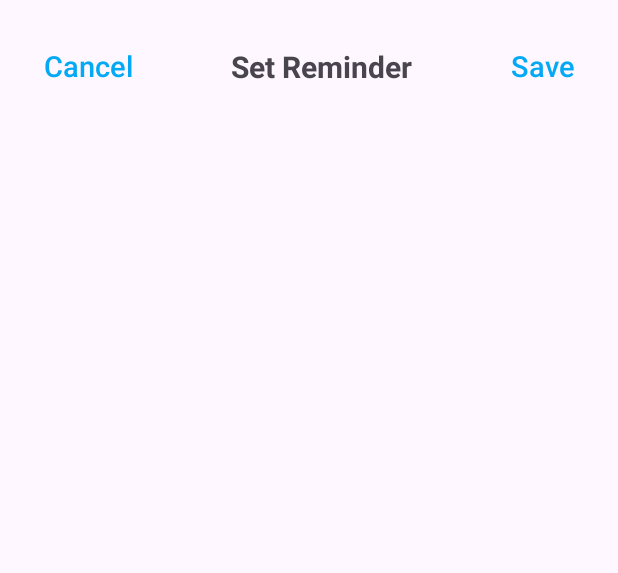
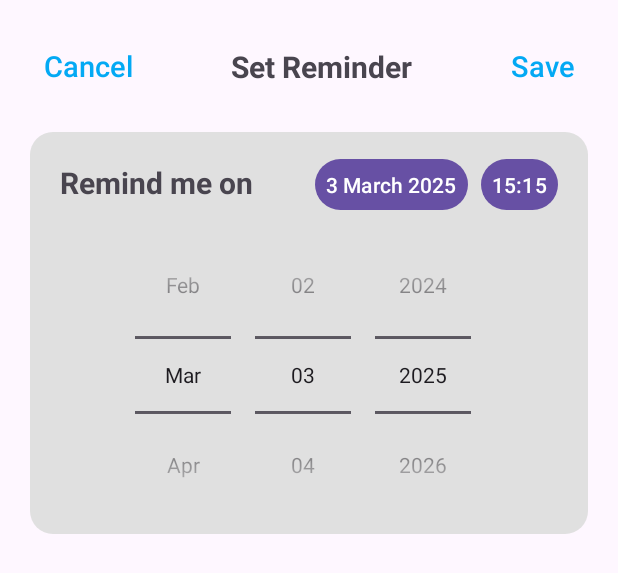
Before and after one commit to Phadoo/todo-list-android, an Android app: the layout add_time.xml on its own in the app's theme, with its tools: preview values and no code run, on a phone screen of 412 x 824 dp. Shown: the top 573 px of the screen. Run offline under Robolectric (Android 15) with nearby library versions, the phone set to English and light mode, and no system bars.

Commit message:
AddTime layout and class

```diff
--- a/app/src/main/java/com/example/to_dolist/AddNewTask.java
+++ b/app/src/main/java/com/example/to_dolist/AddNewTask.java
@@ -122,7 +122,7 @@ public class AddNewTask extends BottomSheetDialogFragment {
         mDeleteButton.setOnClickListener(v -> deleteTask(finalTaskId));
 
         // TODO: Add Time Button
-//        mTimeButton.setOnClickListener(v -> AddTime.newInstance().show(requireActivity().getSupportFragmentManager(), AddTime.TAG));
+        mTimeButton.setOnClickListener(v -> AddTime.newInstance().show(requireActivity().getSupportFragmentManager(), AddTime.TAG));
     }
 
     private void deleteTask(final int position) { // Delete Task
--- /dev/null
+++ b/app/src/main/java/com/example/to_dolist/AddTime.java
@@ -0,0 +1,70 @@
+package com.example.to_dolist;
+
+import android.app.Dialog;
+import android.content.DialogInterface;
+import android.os.Bundle;
+import android.view.LayoutInflater;
+import android.view.View;
+import android.view.ViewGroup;
+
+import androidx.annotation.NonNull;
+import androidx.annotation.Nullable;
+
+import com.google.android.material.bottomsheet.BottomSheetBehavior;
+import com.google.android.material.bottomsheet.BottomSheetDialog;
+import com.google.android.material.bottomsheet.BottomSheetDialogFragment;
+
+public class AddTime extends BottomSheetDialogFragment {
+
+    // Constants for passing data between fragments
+    public static final String TAG = "AddTime";
+
+    public static AddTime newInstance() { return new AddTime(); }
+
+    @Override
+    public void onStart() {
+        super.onStart();
+    }
+
+    @NonNull
+    @Override
+    public Dialog onCreateDialog(@Nullable Bundle savedInstanceState) {
+        BottomSheetDialog dialog = (BottomSheetDialog) super.onCreateDialog(savedInstanceState);
+
+        dialog.setOnShowListener(dialogInterface -> {
+            BottomSheetDialog bottomSheetDialog = (BottomSheetDialog) dialogInterface;
+            View bottomSheet = bottomSheetDialog.findViewById(com.google.android.material.R.id.design_bottom_sheet);
+            if (bottomSheet != null) {
+                ViewGroup.LayoutParams layoutParams = bottomSheet.getLayoutParams();
+                layoutParams.height = ViewGroup.LayoutParams.MATCH_PARENT;
+                bottomSheet.setLayoutParams(layoutParams);
+
+                BottomSheetBehavior<View> behavior = BottomSheetBehavior.from(bottomSheet);
+                behavior.setState(BottomSheetBehavior.STATE_EXPANDED);
+                behavior.setSkipCollapsed(true);
+                behavior.setDraggable(true); // Optional: prevent dragging
+            }
+        });
+
+        return dialog;
+    }
+
+    @Nullable
+    @Override
+    public View onCreateView(@NonNull LayoutInflater inflater, @Nullable ViewGroup container, @Nullable Bundle savedInstanceState) {
+        return inflater.inflate(R.layout.add_time, container, false);
+    }
+
+    @Override
+    public void onViewCreated(@NonNull View view, @Nullable Bundle savedInstanceState) {
+        super.onViewCreated(view, savedInstanceState);
+
+        // Logic here
+
+    }
+
+    @Override
+    public void onDismiss(@NonNull DialogInterface dialog) {
+        super.onDismiss(dialog);
+    }
+}
--- /dev/null
+++ b/app/src/main/res/drawable/add_time_background.xml
@@ -0,0 +1,5 @@
+<?xml version="1.0" encoding="utf-8"?>
+<shape xmlns:android="http://schemas.android.com/apk/res/android" android:shape="rectangle">
+    <solid android:color="#E0E0E0"/>
+    <corners android:radius="15dp"/>
+</shape>
--- a/app/src/main/res/layout/add_time.xml
+++ b/app/src/main/res/layout/add_time.xml
@@ -43,6 +43,87 @@
             android:layout_marginTop="20dp"
             style="@style/ButtonStyle"/>
 
+        <androidx.constraintlayout.widget.ConstraintLayout
+            android:id="@+id/squareLayout"
+            android:layout_width="0dp"
+            android:layout_height="wrap_content"
+            android:background="@drawable/add_time_background"
+            app:layout_constraintTop_toBottomOf="@id/cancelTimeButton"
+            app:layout_constraintStart_toStartOf="parent"
+            app:layout_constraintEnd_toEndOf="parent"
+            android:layout_marginTop="20dp"
+            android:layout_marginStart="20dp"
+            android:layout_marginEnd="20dp"
+            android:layout_marginBottom="20dp"
+            app:layout_constraintBottom_toBottomOf="parent">
+
+            <androidx.constraintlayout.widget.ConstraintLayout
+                android:id="@+id/reminderLayout"
+                android:layout_width="match_parent"
+                android:layout_height="wrap_content"
+                app:layout_constraintTop_toTopOf="parent"
+                app:layout_constraintStart_toStartOf="parent"
+                app:layout_constraintEnd_toEndOf="parent">
+
+                <TextView
+                    android:layout_width="wrap_content"
+                    android:layout_height="wrap_content"
+                    android:text="Remind me on"
+                    app:layout_constraintTop_toTopOf="parent"
+                    app:layout_constraintStart_toStartOf="parent"
+                    android:layout_marginTop="20dp"
+                    android:layout_marginStart="20dp"
+                    style="@style/PromptStyle"/>
+
+                <Button
+                    android:id="@+id/timeTabButton"
+                    android:layout_width="wrap_content"
+                    android:layout_height="wrap_content"
+                    app:layout_constraintTop_toTopOf="parent"
+                    app:layout_constraintEnd_toEndOf="parent"
+                    android:text="15:15"
+                    android:padding="7dp"
+                    android:minHeight="0dp"
+                    android:minWidth="0dp"
+                    android:layout_marginTop="14dp"
+                    android:layout_marginEnd="20dp"/>
+
+                <Button
+                    android:id="@+id/dateTabButton"
+                    android:layout_width="wrap_content"
+                    android:layout_height="wrap_content"
+                    app:layout_constraintTop_toTopOf="parent"
+                    app:layout_constraintEnd_toEndOf="parent"
+                    android:text="3 March 2025"
+                    android:padding="7dp"
+                    android:minHeight="0dp"
+                    android:minWidth="0dp"
+                    android:layout_marginTop="14dp"
+                    android:layout_marginEnd="80dp"/>
+
+            </androidx.constraintlayout.widget.ConstraintLayout>
+
+            <DatePicker
+                android:id="@+id/datePicker"
+                android:layout_width="wrap_content"
+                android:layout_height="wrap_content"
+                android:datePickerMode="spinner"
+                android:calendarViewShown="false"
+                app:layout_constraintTop_toBottomOf="@id/reminderLayout"
+                app:layout_constraintStart_toStartOf="parent"
+                app:layout_constraintEnd_toEndOf="parent"/>
+
+            <TimePicker
+                android:layout_width="wrap_content"
+                android:layout_height="wrap_content"
+                android:timePickerMode="spinner"
+                app:layout_constraintTop_toBottomOf="@id/reminderLayout"
+                app:layout_constraintStart_toStartOf="parent"
+                app:layout_constraintEnd_toEndOf="parent"
+                android:visibility="gone"/>
+
+        </androidx.constraintlayout.widget.ConstraintLayout>
+
     </androidx.constraintlayout.widget.ConstraintLayout>
 
 </RelativeLayout>
```
